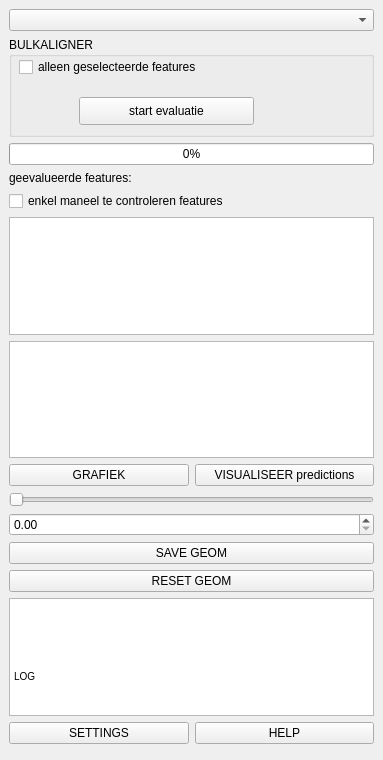
First picture: the form in plugin/brdrq/brdrq_dockwidget_bulkaligner.ui, repository OnroerendErfgoed/brdrQ, before the edit.
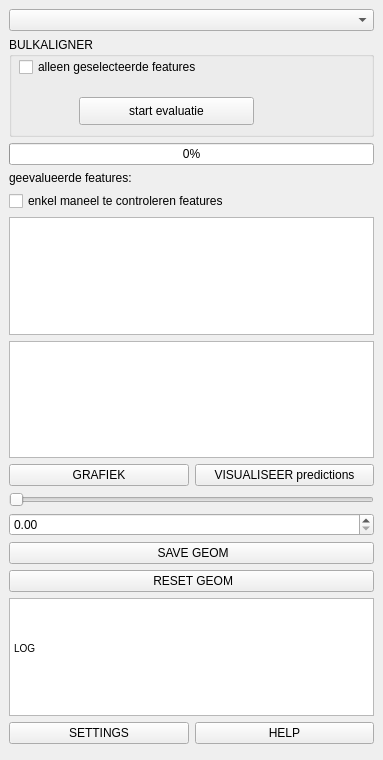
Second picture: the form after the edit. Custom widgets are drawn as their Qt base class.

```diff
--- a/plugin/brdrq/brdrq_dockwidget_bulkaligner.ui
+++ b/plugin/brdrq/brdrq_dockwidget_bulkaligner.ui
@@ -22,20 +22,13 @@
                     <widget class="QTextEdit" name="textEdit_output">
                         <property name="html">
                             <string>&lt;!DOCTYPE HTML PUBLIC &quot;-//W3C//DTD HTML 4.0//EN&quot; &quot;http://www.w3.org/TR/REC-html40/strict.dtd&quot;&gt;
-                                &lt;html&gt;&lt;head&gt;&lt;meta name=&quot;qrichtext&quot; content=&quot;1&quot; /&gt;&lt;style
-                                type=&quot;text/css&quot;&gt;
-                                p, li { white-space: pre-wrap; }
-                                &lt;/style&gt;&lt;/head&gt;&lt;body style=&quot; font-family:'MS Shell Dlg 2';
-                                font-size:7.8pt; font-weight:400; font-style:normal;&quot;&gt;
-                                &lt;p style=&quot; margin-top:0px; margin-bottom:0px; margin-left:0px; margin-right:0px;
-                                -qt-block-indent:0; text-indent:0px;&quot;&gt; &lt;/p&gt;
-                                &lt;p style=&quot; margin-top:0px; margin-bottom:0px; margin-left:0px; margin-right:0px;
-                                -qt-block-indent:0; text-indent:0px;&quot;&gt; &lt;/p&gt;
-                                &lt;p style=&quot; margin-top:0px; margin-bottom:0px; margin-left:0px; margin-right:0px;
-                                -qt-block-indent:0; text-indent:0px;&quot;&gt; &lt;/p&gt;
-                                &lt;p style=&quot; margin-top:0px; margin-bottom:0px; margin-left:0px; margin-right:0px;
-                                -qt-block-indent:0; text-indent:0px;&quot;&gt;LOG &lt;/p&gt;&lt;/body&gt;&lt;/html&gt;
-                            </string>
+&lt;html&gt;&lt;head&gt;&lt;meta name=&quot;qrichtext&quot; content=&quot;1&quot; /&gt;&lt;style type=&quot;text/css&quot;&gt;
+p, li { white-space: pre-wrap; }
+&lt;/style&gt;&lt;/head&gt;&lt;body style=&quot; font-family:'MS Shell Dlg 2'; font-size:7.8pt; font-weight:400; font-style:normal;&quot;&gt;
+&lt;p style=&quot; margin-top:0px; margin-bottom:0px; margin-left:0px; margin-right:0px; -qt-block-indent:0; text-indent:0px;&quot;&gt;                                &lt;/p&gt;
+&lt;p style=&quot; margin-top:0px; margin-bottom:0px; margin-left:0px; margin-right:0px; -qt-block-indent:0; text-indent:0px;&quot;&gt;                                 &lt;/p&gt;
+&lt;p style=&quot; margin-top:0px; margin-bottom:0px; margin-left:0px; margin-right:0px; -qt-block-indent:0; text-indent:0px;&quot;&gt;                                 &lt;/p&gt;
+&lt;p style=&quot; margin-top:0px; margin-bottom:0px; margin-left:0px; margin-right:0px; -qt-block-indent:0; text-indent:0px;&quot;&gt;LOG                             &lt;/p&gt;&lt;/body&gt;&lt;/html&gt;</string>
                         </property>
                     </widget>
                 </item>
@@ -60,7 +53,7 @@
                 <item row="22" column="0">
                     <widget class="QPushButton" name="pushButton_reset">
                         <property name="text">
-                            <string>RESET GEOM</string>
+       <string> RESET GEOM</string>
                         </property>
                     </widget>
                 </item>
@@ -75,7 +68,7 @@
                         <item>
                             <widget class="QPushButton" name="pushButton_save">
                                 <property name="text">
-                                    <string>SAVE GEOM</string>
+         <string> SAVE GEOM</string>
                                 </property>
                             </widget>
                         </item>
```
Left out of the diff: 4 changed lines with no effect on the pictures. Lines whose indentation alone changed are shown as unchanged.
